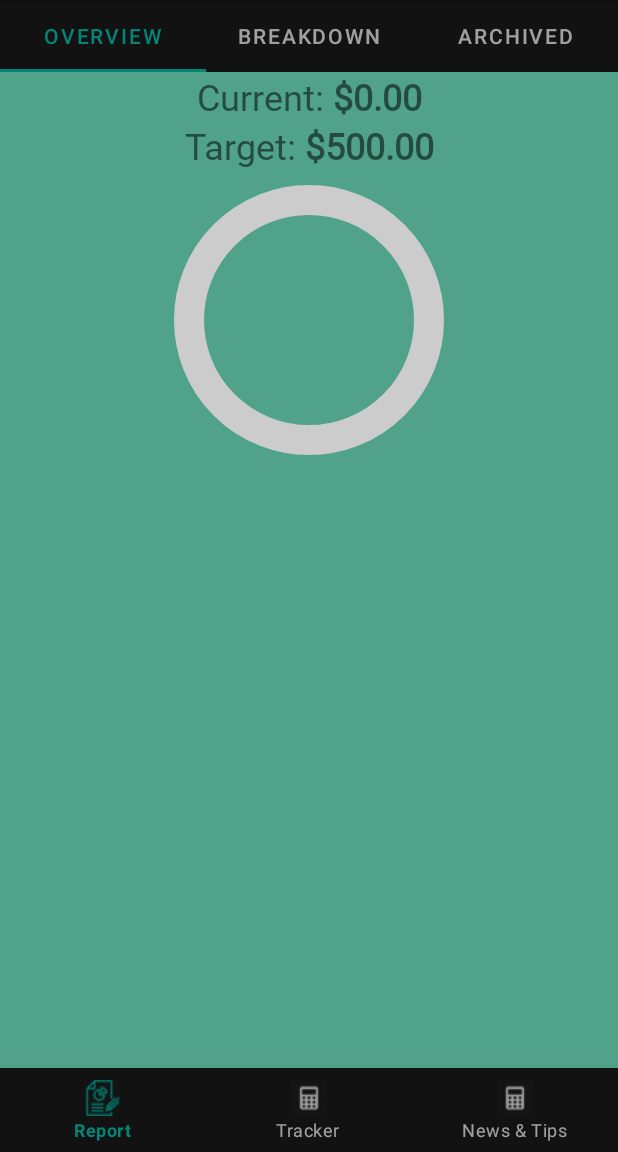
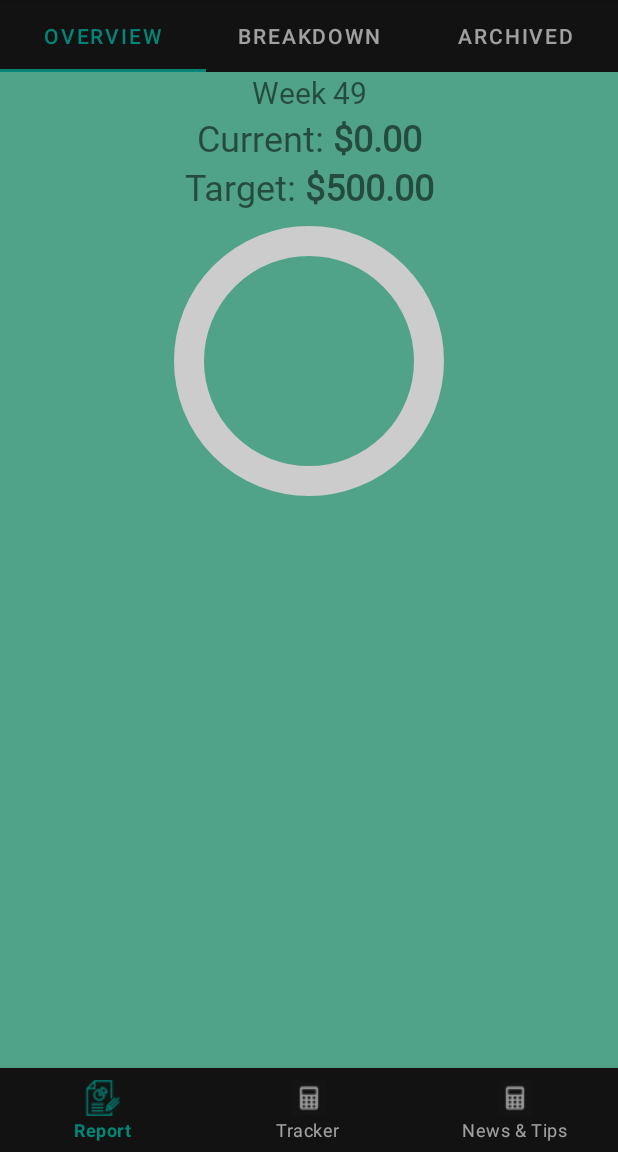
Before and after one commit to JadonFan/Budgeting, an Android app: the ReportFragment screen opened directly, with no data from a screen before it, on a phone screen of 412 x 824 dp, the part 84-1236 px from its top. Run offline under Robolectric (Android 15) with nearby library versions, the phone set to English and light mode, and no system bars; our stand-ins replace Room's generated code.

Commit message:
Fixed some bugs

```diff
--- a/app/src/main/java/com/example/budgetapp/fragment/ReportFragment.kt
+++ b/app/src/main/java/com/example/budgetapp/fragment/ReportFragment.kt
@@ -26,6 +26,7 @@ class ReportFragment: Fragment() {
         return inflater.inflate(R.layout.spending_report_layout, container, false)
     }
 
+
     private class FindWeeklySpendingTask: AsyncTask<Context, Void, Float>() {
         override fun doInBackground(vararg params: Context?): Float {
             val weekRange: Range<Date> = DateUtils.findWeekRange()
@@ -33,6 +34,7 @@ class ReportFragment: Fragment() {
                 .findWeeklySpending(weekRange.lower, weekRange.upper)
         }
     }
+
 
     override fun onViewCreated(view: View, savedInstanceState: Bundle?) {
         super.onViewCreated(view, savedInstanceState)
@@ -53,6 +55,11 @@ class ReportFragment: Fragment() {
                 HtmlCompat.FROM_HTML_MODE_LEGACY
             )
         }
+        val cal: Calendar = GregorianCalendar.getInstance()
+        view.findViewById<TextView>(R.id.weekText).apply {
+            typeface = tf
+            text = String.format(getString(R.string.week_order), cal.get(Calendar.WEEK_OF_YEAR))
+        }
 
         val spendingProgress = view.findViewById<CircularProgressBar>(R.id.weeklySpendingProgress)
         spendingProgress.progress = currSpendAmount / targetSpendAmount
--- a/app/src/main/res/layout/spending_report_layout.xml
+++ b/app/src/main/res/layout/spending_report_layout.xml
@@ -35,6 +35,13 @@
             android:layout_height="wrap_content">
 
         <TextView
+                android:id="@+id/weekText"
+                android:layout_width="match_parent"
+                android:layout_height="wrap_content"
+                android:gravity="center"
+                android:textSize="20sp" />
+
+        <TextView
                 android:id="@+id/currWeeklyText"
                 android:layout_width="match_parent"
                 android:layout_height="wrap_content"
--- a/app/src/main/res/layout/transaction_upload_layout.xml
+++ b/app/src/main/res/layout/transaction_upload_layout.xml
@@ -1,14 +1,15 @@
 <?xml version="1.0" encoding="utf-8"?>
-<RelativeLayout xmlns:android="http://schemas.android.com/apk/res/android"
+<RelativeLayout
+        xmlns:android="http://schemas.android.com/apk/res/android"
         xmlns:tools="http://schemas.android.com/tools"
         xmlns:app="http://schemas.android.com/apk/res-auto"
+        android:id="@+id/uploadKeyDisplay"
         android:orientation="vertical"
         android:layout_width="match_parent"
         android:layout_height="match_parent">
 
-    <!-- TODO use a list adapter!!! -->
+    <!-- TODO use a list adapter -->
     <ScrollView
-            android:id="@+id/uploadKeyDisplay"
             android:layout_width="match_parent"
             android:layout_height="match_parent"
             android:layout_alignParentTop="true"
--- a/app/src/main/res/values/strings.xml
+++ b/app/src/main/res/values/strings.xml
@@ -9,6 +9,7 @@
     <string name="amount">Amount</string>
     <string name="dollar_sign">$</string>
     <string name="dollar_money_format">$%.2f</string>
+    <string name="week_order">Week %d</string>
     <string name="item_name">Item Name</string>
     <string name="location">Location</string>
     <string name="map_exact_pinpoint">pinpoint location on Google Maps</string>
```
Also changed, not shown: app/src/main/java/com/example/budgetapp/fragment/TransactionTrackerFragment.kt (+4 -4 lines).
